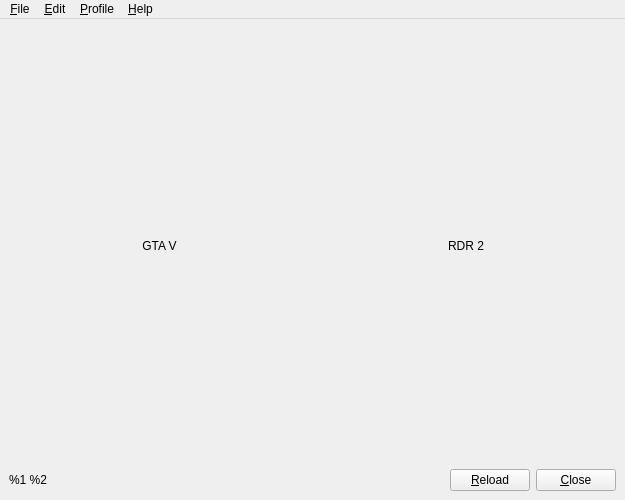
Qt form src/UserInterface.ui (SyDevTeam/gta5view) before a commit.
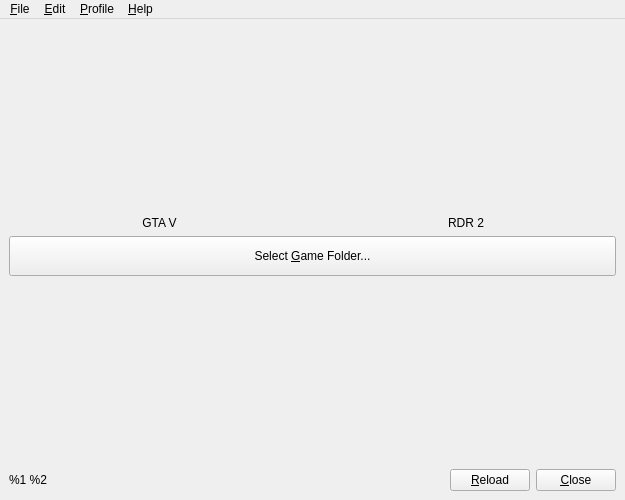
The same form after that commit.

Commit message: completed RDR 2 game folder detection, some code rework

```diff
--- a/src/UserInterface.ui
+++ b/src/UserInterface.ui
@@ -92,6 +92,22 @@
           </item>
          </layout>
         </item>
+        <item>
+         <widget class="QPushButton" name="cmdSelectGameFolder">
+          <property name="minimumSize">
+           <size>
+            <width>0</width>
+            <height>40</height>
+           </size>
+          </property>
+          <property name="text">
+           <string>Select &amp;Game Folder...</string>
+          </property>
+          <property name="autoDefault">
+           <bool>true</bool>
+          </property>
+         </widget>
+        </item>
         <item>
          <spacer name="vsFooter">
           <property name="orientation">
```
Left out of the diff: 22 changed lines with no effect on the pictures. The commit also changes 5 other files.
